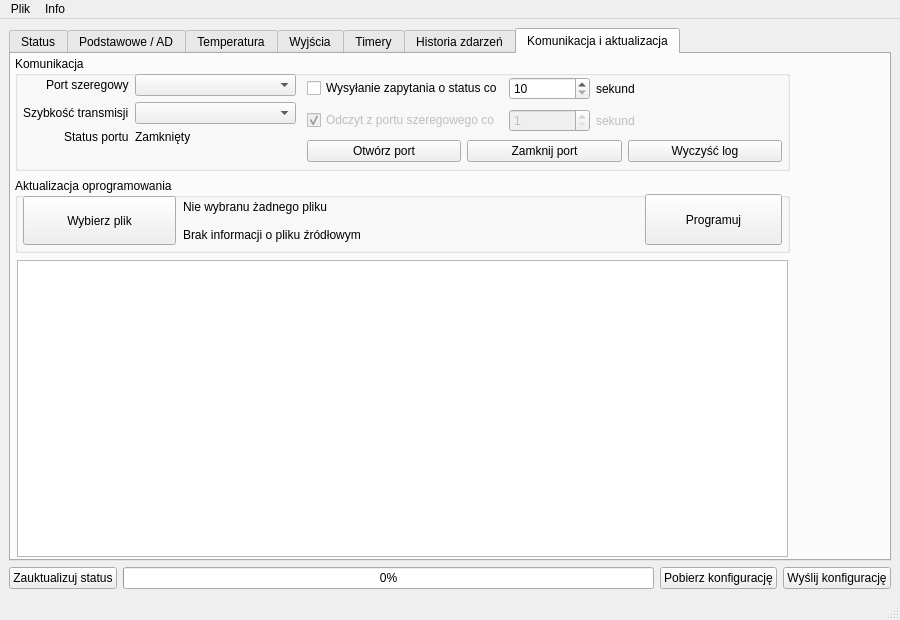
The window that src/mainWindow.ui (musashimm/aquamatcontrol) describes before a commit, drawn with Qt 5.
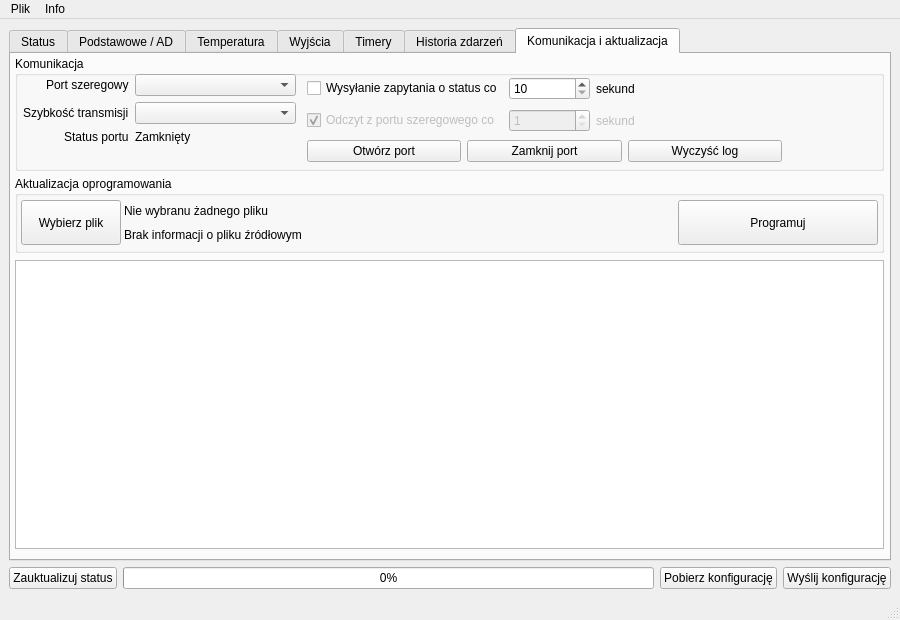
The same window after the commit. The open tabs and pages were chosen to show the change. Icons and pictures are not drawn.

What changed in the file:
```diff
--- a/src/mainWindow.ui
+++ b/src/mainWindow.ui
@@ -1129,6 +1129,48 @@
              </item>
             </layout>
            </widget>
+           <widget class="QWidget" name="verticalLayoutWidget">
+            <property name="geometry">
+             <rect>
+              <x>2</x>
+              <y>2</y>
+              <width>861</width>
+              <height>425</height>
+             </rect>
+            </property>
+            <layout class="QVBoxLayout" name="verticalLayout_4">
+             <property name="spacing">
+              <number>3</number>
+             </property>
+             <item>
+              <layout class="QGridLayout" name="timersSecSettingsLayout">
+               <property name="spacing">
+                <number>3</number>
+               </property>
+              </layout>
+             </item>
+             <item>
+              <layout class="QHBoxLayout" name="horizontalLayout_13">
+               <property name="spacing">
+                <number>3</number>
+               </property>
+               <item>
+                <spacer name="verticalSpacer_2">
+                 <property name="orientation">
+                  <enum>Qt::Vertical</enum>
+                 </property>
+                 <property name="sizeHint" stdset="0">
+                  <size>
+                   <width>20</width>
+                   <height>40</height>
+                  </size>
+                 </property>
+                </spacer>
+               </item>
+              </layout>
+             </item>
+            </layout>
+           </widget>
           </widget>
          </widget>
         </widget>
@@ -1187,12 +1229,15 @@
          <widget class="QListWidget" name="logViewer">
           <property name="geometry">
            <rect>
-            <x>6</x>
+            <x>4</x>
             <y>206</y>
-            <width>771</width>
-            <height>297</height>
+            <width>869</width>
+            <height>289</height>
            </rect>
           </property>
+          <property name="wordWrap">
+           <bool>true</bool>
+          </property>
           <property name="sortingEnabled">
            <bool>false</bool>
           </property>
@@ -1201,53 +1246,42 @@
           <property name="geometry">
            <rect>
             <x>4</x>
-            <y>124</y>
-            <width>775</width>
-            <height>75</height>
+            <y>122</y>
+            <width>869</width>
+            <height>77</height>
            </rect>
           </property>
           <property name="title">
            <string>Aktualizacja oprogramowania</string>
           </property>
-          <widget class="QPushButton" name="b_codeUpdate">
-           <property name="enabled">
-            <bool>true</bool>
+          <layout class="QGridLayout" name="gridLayout_2" columnstretch="0,2,0">
+           <property name="sizeConstraint">
+            <enum>QLayout::SetNoConstraint</enum>
            </property>
-           <property name="geometry">
-            <rect>
-             <x>630</x>
-             <y>16</y>
-             <width>137</width>
-             <height>51</height>
-            </rect>
+           <property name="margin">
+            <number>3</number>
            </property>
-           <property name="text">
-            <string>Programuj</string>
+           <property name="spacing">
+            <number>3</number>
            </property>
-          </widget>
+           <item row="0" column="0">
           <widget class="QPushButton" name="b_chooseUpdateFile">
-           <property name="geometry">
-            <rect>
-             <x>8</x>
-             <y>18</y>
-             <width>153</width>
-             <height>49</height>
-            </rect>
+             <property name="minimumSize">
+              <size>
+               <width>100</width>
+               <height>45</height>
+              </size>
            </property>
            <property name="text">
             <string>Wybierz plik</string>
            </property>
           </widget>
-          <widget class="QWidget" name="verticalLayoutWidget">
-           <property name="geometry">
-            <rect>
-             <x>168</x>
-             <y>18</y>
-             <width>455</width>
-             <height>49</height>
-            </rect>
-           </property>
+           </item>
+           <item row="0" column="1">
            <layout class="QVBoxLayout" name="verticalLayout_2">
+             <property name="spacing">
+              <number>3</number>
+             </property>
             <item>
              <widget class="QLabel" name="l_updateFileName">
               <property name="text">
@@ -1263,14 +1297,31 @@
              </widget>
             </item>
            </layout>
-          </widget>
+           </item>
+           <item row="0" column="2">
+            <widget class="QPushButton" name="b_codeUpdate">
+             <property name="enabled">
+              <bool>true</bool>
+             </property>
+             <property name="minimumSize">
+              <size>
+               <width>200</width>
+               <height>45</height>
+              </size>
+             </property>
+             <property name="text">
+              <string>Programuj</string>
+             </property>
+            </widget>
+           </item>
+          </layout>
          </widget>
          <widget class="QGroupBox" name="groupBox_6">
           <property name="geometry">
            <rect>
             <x>4</x>
             <y>2</y>
-            <width>775</width>
+            <width>869</width>
             <height>115</height>
            </rect>
           </property>
@@ -1283,7 +1334,7 @@
              <x>8</x>
              <y>18</y>
              <width>273</width>
-             <height>85</height>
+             <height>91</height>
             </rect>
            </property>
            <layout class="QFormLayout" name="formLayout">
```
Left out of the diff: 218 changed lines with no effect on the pictures. Lines whose indentation alone changed are shown as unchanged.
